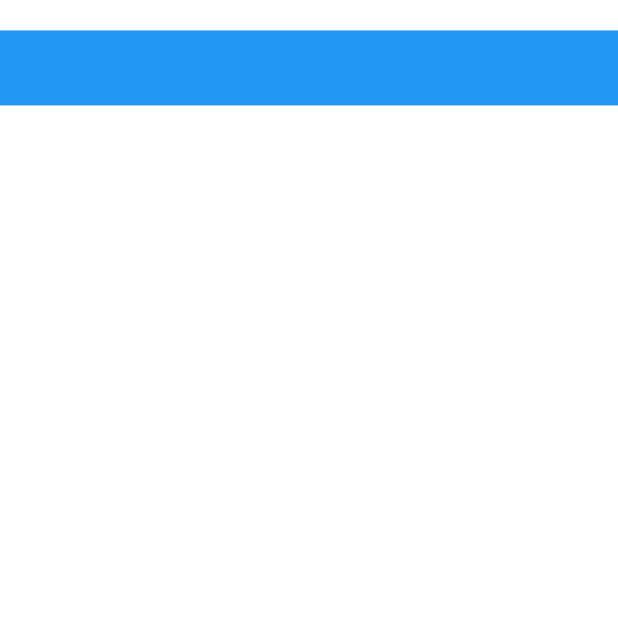
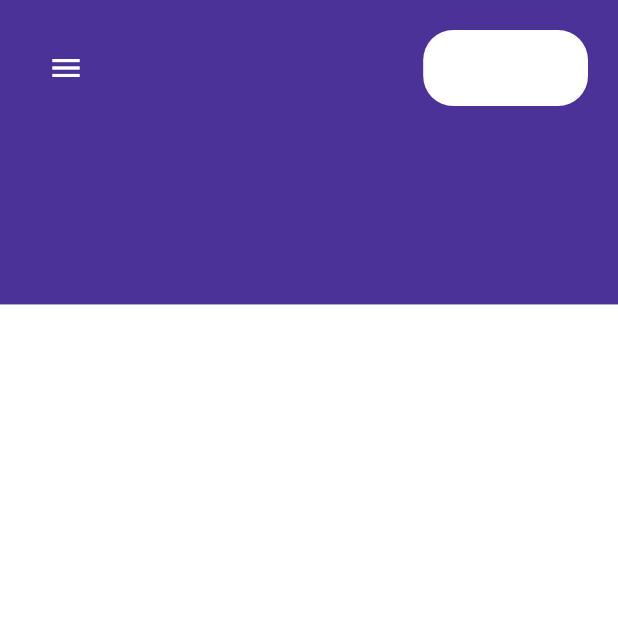
Before and after one commit to jeremy02/courier_delivery_service_app, a Flutter app: the screen it shows after launch, after a tap on the "arrow forward" icon, on a phone screen of 412 x 824 dp, the top half of it. Run offline on Flutter 3.47's test engine with Material 2 defaults, Android fonts, the phone set to English and light mode, and no system bars; our stand-ins replace flutter_svg.

Commit message:
changes to read me

```diff
--- a/lib/screens/splash/home/components/home_body.dart
+++ b/lib/screens/splash/home/components/home_body.dart
@@ -6,16 +6,33 @@ class Body extends StatelessWidget {
 	@override
 	Widget build(BuildContext context) {
 		return SafeArea(
-			child: SingleChildScrollView(
+			child: Padding(
+				padding: EdgeInsets.fromLTRB(20, 20, 20, 0),
 				child: Column(
 					children: [
-						SizedBox(height: getProportionateScreenHeight(20)),
-						Container(
-							width: double.infinity,
-							height: 50,
-							decoration: BoxDecoration(
-								color: Colors.blue
-							),
+						Row(
+							mainAxisAlignment: MainAxisAlignment.spaceBetween,
+							children: [
+								IconButton(
+									icon: Icon(
+										Icons.menu,
+										color: Colors.white,
+									),
+									onPressed: () {},
+								),
+								SizedBox(
+									width: getProportionateScreenWidth(100),
+									height: getProportionateScreenHeight(50),
+									child: Container(
+										decoration: BoxDecoration(
+											color: Colors.white,
+											borderRadius: BorderRadius.all(
+												Radius.circular(20.0)
+											)
+										),
+									),
+								),
+							],
 						)
 					],
 				),
--- a/lib/screens/splash/home/home_screen.dart
+++ b/lib/screens/splash/home/home_screen.dart
@@ -1,5 +1,8 @@
 import 'package:flutter/material.dart';
+import 'package:flutter_svg/svg.dart';
 
+import '../../../constants.dart';
+import '../../../size_config.dart';
 import 'components/home_body.dart';
 
 class HomeScreen extends StatelessWidget {
@@ -7,7 +10,44 @@ class HomeScreen extends StatelessWidget {
 	@override
 	Widget build(BuildContext context) {
 		return Scaffold(
-			body: Body(),
+			backgroundColor: kPrimaryColor,
+			body: Stack(
+				children: [
+					_buildBackground(),
+					Body(),
+				],
+			),
 		);
 	}
+
+	Column _buildBackground() {
+		return Column(
+			children: [
+				Container(
+					alignment: Alignment.topCenter,
+					height: getProportionateScreenHeight(200),
+					decoration: BoxDecoration(
+						color: Colors.transparent
+					),
+				),
+				Expanded(
+					child: Container(
+						height: double.infinity,
+						decoration: BoxDecoration(
+							color: Colors.white
+						),
+					),
+				),
+			],
+		);
+	}
+
+//	AppBar buildAppBar() {
+//		return AppBar(
+//			backgroundColor: kPrimaryColor,
+//			centerTitle: false,
+//			elevation: 0,
+//			leading:
+//		);
+//	}
 }
--- a/lib/theme.dart
+++ b/lib/theme.dart
@@ -42,7 +42,7 @@ AppBarTheme appBarTheme() {
   return AppBarTheme(
     color: Colors.white,
     elevation: 0,
-    brightness: Brightness.light,
+    brightness: Brightness.dark,
     iconTheme: IconThemeData(color: Colors.black),
     textTheme: TextTheme(
       headline6: TextStyle(color: Color(0XFF8B8B8B), fontSize: 18),
```
Also changed, not shown: assets/icons/menu.svg (added), preview.png (added), 1 other file.
